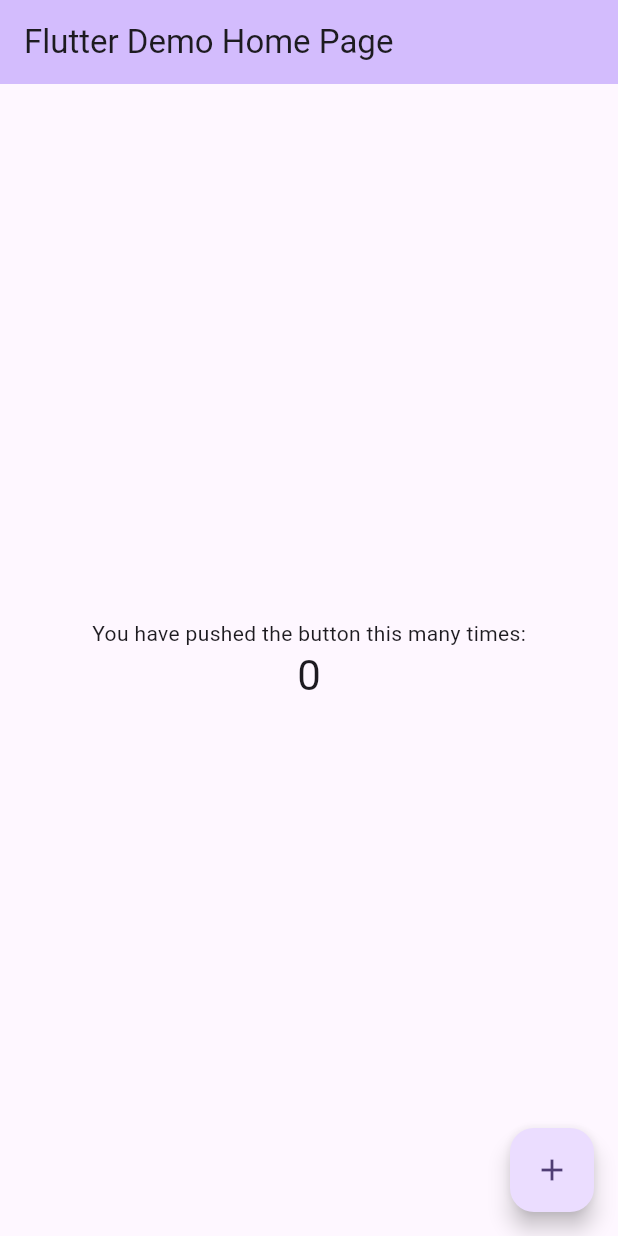
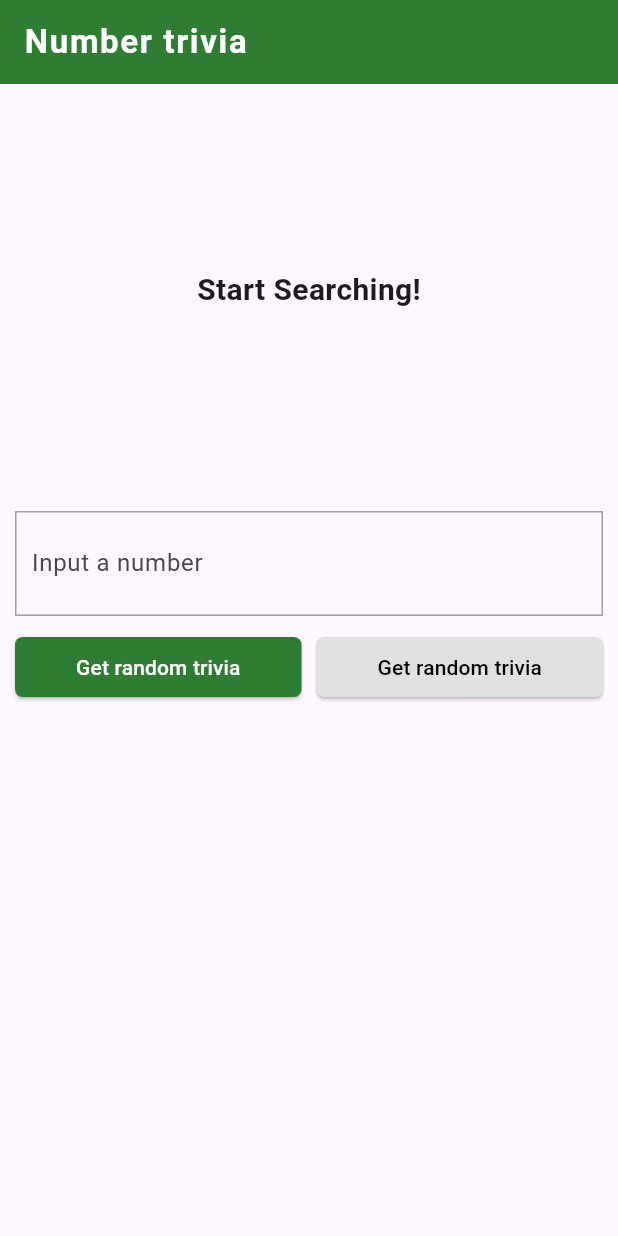
Before and after one commit to sb-dor/flutter_clean_architecture_course, a Flutter app: the screen it shows after launch, on a phone screen of 412 x 824 dp. Run offline on Flutter 3.47's test engine with Material 3 defaults, Android fonts, the phone set to English and light mode, and no system bars; our stand-ins replace bloc, bloc_concurrency, connectivity_plus, dartz, dio, equatable and 3 more.

Commit message:
finished clean architechture project

```diff
--- a/lib/features/number_trivia/presentation/bloc/number_trivia_bloc.dart
+++ b/lib/features/number_trivia/presentation/bloc/number_trivia_bloc.dart
@@ -1,6 +1,7 @@
 import 'dart:async';
 
 import 'package:bloc/bloc.dart';
+import 'package:bloc_concurrency/bloc_concurrency.dart';
 import 'package:equatable/equatable.dart';
 import 'package:flutter_tdd_clean_architecture_course/core/error/failuers.dart';
 import 'package:flutter_tdd_clean_architecture_course/core/utils/string_converter.dart';
@@ -29,7 +30,10 @@ class NumberTriviaBloc extends Bloc<NumberTriviaEvent, NumberTriviaState> {
     _getConcreteNumberTrivia = GetConcreteNumberTrivia(_numberTriviaRepository);
     _getTriviaForRandomNumber = GetRandomNumberTrivial(_numberTriviaRepository);
 
-    on<GetTriviaForConcreteNumber>((event, emit) async {
+    on<GetTriviaForConcreteNumber>(
+      (event, emit) async {
+        emit(LoadingNumberTriviaState());
+
         var data = await _getConcreteNumberTrivia(
             number: _stringConverter.stringConverter(event.numberString));
 
@@ -40,9 +44,14 @@ class NumberTriviaBloc extends Bloc<NumberTriviaEvent, NumberTriviaState> {
             (right) => LoadedNumberTriviaState(trivia: right));
 
         emit(dataFold);
-    });
+      },
+      transformer: droppable(),
+    );
 
-    on<GetTriviaForRandomNumber>((event, emit) async {
+    on<GetTriviaForRandomNumber>(
+      (event, emit) async {
+        emit(LoadingNumberTriviaState());
+
         var data = await _getTriviaForRandomNumber();
 
         var dataFold = data.fold(
@@ -52,7 +61,9 @@ class NumberTriviaBloc extends Bloc<NumberTriviaEvent, NumberTriviaState> {
             (right) => LoadedNumberTriviaState(trivia: right));
 
         emit(dataFold);
-    });
+      },
+      transformer: droppable(),
+    );
   }
 
   String _errorMessage(Failure failure) {
--- /dev/null
+++ b/lib/features/number_trivia/presentation/pages/number_trivia_page/number_trivia_page.dart
@@ -0,0 +1,147 @@
+import 'package:flutter/material.dart';
+import 'package:flutter/services.dart';
+import 'package:flutter_bloc/flutter_bloc.dart';
+import 'package:flutter_tdd_clean_architecture_course/features/number_trivia/presentation/bloc/number_trivia_bloc.dart';
+import 'package:flutter_tdd_clean_architecture_course/features/number_trivia/presentation/pages/number_trivia_page/widgets/el_button_widget.dart';
+
+class NumberTriviaPage extends StatefulWidget {
+  const NumberTriviaPage({super.key});
+
+  @override
+  State<NumberTriviaPage> createState() => _NumberTriviaPageState();
+}
+
+class _NumberTriviaPageState extends State<NumberTriviaPage> {
+  String forNumberTrivia = '1';
+
+  @override
+  Widget build(BuildContext context) {
+    return BlocBuilder<NumberTriviaBloc, NumberTriviaState>(builder: (context, state) {
+      return Scaffold(
+        resizeToAvoidBottomInset: true,
+        appBar: AppBar(
+          scrolledUnderElevation: 0,
+          backgroundColor: Colors.green.shade800,
+          title: const Text(
+            "Number trivia",
+            style: TextStyle(
+              color: Colors.white,
+              fontWeight: FontWeight.bold,
+              letterSpacing: 1.1,
+            ),
+          ),
+        ),
+        body: SingleChildScrollView(
+          child: SizedBox(
+            height: MediaQuery.of(context).size.height,
+            child: Column(
+              children: [
+                Container(
+                  padding: const EdgeInsets.only(left: 10, right: 10),
+                  height: MediaQuery.of(context).size.height / 3,
+                  child: Column(
+                    mainAxisAlignment: MainAxisAlignment.center,
+                    children: [
+                      if (state is EmptyNumberTriviaState)
+                        const Text(
+                          "Start Searching!",
+                          style: TextStyle(
+                            fontWeight: FontWeight.bold,
+                            fontSize: 20,
+                          ),
+                        )
+                      else if (state is ErrorNumberTriviaState)
+                        Text(
+                          state.message,
+                          style: const TextStyle(
+                            fontWeight: FontWeight.bold,
+                            fontSize: 20,
+                          ),
+                        )
+                      else if (state is LoadingNumberTriviaState)
+                        CircularProgressIndicator(
+                          color: Colors.green.shade800,
+                        )
+                      else if (state is LoadedNumberTriviaState)
+                        Column(
+                          crossAxisAlignment: CrossAxisAlignment.center,
+                          children: [
+                            Text(
+                              "${state.trivia.number}",
+                              textAlign: TextAlign.center,
+                              style: const TextStyle(fontWeight: FontWeight.bold, fontSize: 25),
+                            ),
+                            const SizedBox(height: 10),
+                            Text(
+                              "${state.trivia.text}",
+                              textAlign: TextAlign.center,
+                              style: const TextStyle(fontWeight: FontWeight.bold, fontSize: 18),
+                            ),
+                          ],
+                        )
+                    ],
+                  ),
+                ),
+                Expanded(
+                  child: Container(
+                    padding: const EdgeInsets.only(left: 10, right: 10),
+                    child: Column(
+                      children: [
+                        const SizedBox(height: 10),
+                        Container(
+                          width: MediaQuery.of(context).size.width,
+                          height: 70,
+                          decoration: BoxDecoration(
+                            border: Border.all(color: Colors.grey),
+                          ),
+                          child: Center(
+                            child: TextField(
+                              keyboardType: TextInputType.number,
+                              inputFormatters: [
+                                FilteringTextInputFormatter.digitsOnly,
+                              ],
+                              onChanged: (v) => forNumberTrivia = v.trim(),
+                              onTapOutside: (v) => FocusManager.instance.primaryFocus?.unfocus(),
+                              decoration: const InputDecoration(
+                                border: InputBorder.none,
+                                contentPadding: EdgeInsets.only(left: 10),
+                                hintText: "Input a number",
+                              ),
+                            ),
+                          ),
+                        ),
+                        const SizedBox(height: 10),
+                        Row(
+                          crossAxisAlignment: CrossAxisAlignment.start,
+                          children: [
+                            Expanded(
+                              child: ElButtonWidget(
+                                onTap: () => context
+                                    .read<NumberTriviaBloc>()
+                                    .add(GetTriviaForConcreteNumber(forNumberTrivia)),
+                                backgroundColor: Colors.green.shade800,
+                                textColor: Colors.white,
+                              ),
+                            ),
+                            const SizedBox(width: 10),
+                            Expanded(
+                              child: ElButtonWidget(
+                                onTap: () => context
+                                    .read<NumberTriviaBloc>()
+                                    .add(GetTriviaForRandomNumber()),
+                              ),
+                            ),
+                          ],
+                        ),
+                      ],
+                    ),
+                  ),
+                )
+              ],
+            ),
+          ),
+        ),
+      );
+    });
+  }
+}
--- /dev/null
+++ b/lib/features/number_trivia/presentation/pages/number_trivia_page/widgets/el_button_widget.dart
@@ -0,0 +1,33 @@
+import 'package:flutter/material.dart';
+
+class ElButtonWidget extends StatelessWidget {
+  final Color? backgroundColor;
+  final Color? textColor;
+  final VoidCallback onTap;
+
+  const ElButtonWidget({
+    super.key,
+    required this.onTap,
+    this.backgroundColor,
+    this.textColor,
+  });
+
+  @override
+  Widget build(BuildContext context) {
+    return ElevatedButton(
+      style: ButtonStyle(
+        backgroundColor: MaterialStatePropertyAll(backgroundColor ?? Colors.grey.shade300),
+        shape: MaterialStatePropertyAll(
+          RoundedRectangleBorder(
+            borderRadius: BorderRadius.circular(5),
+          ),
+        ),
+      ),
+      onPressed: onTap,
+      child: Text(
+        "Get random trivia",
+        style: TextStyle(color: textColor ?? Colors.black),
+      ),
+    );
+  }
+}
--- a/lib/injection_container.dart
+++ b/lib/injection_container.dart
@@ -17,8 +17,9 @@ Future<void> init() async {
     () => NetworkInfoImpl(Connectivity()),
   );
 
-  locator.registerLazySingletonAsync<SharedPreferences>(
-    () async => await SharedPreferences.getInstance(),
+  var sharedPrefer = await SharedPreferences.getInstance();
+  locator.registerLazySingleton<SharedPreferences>(
+    () => sharedPrefer,
   );
 
   locator.registerLazySingleton<NumberTriviaRemoteDataSource>(
--- a/lib/main.dart
+++ b/lib/main.dart
@@ -1,128 +1,28 @@
 import 'package:flutter/material.dart';
+import 'package:flutter_bloc/flutter_bloc.dart';
+import 'package:flutter_tdd_clean_architecture_course/features/number_trivia/presentation/bloc/number_trivia_bloc.dart';
+import 'package:flutter_tdd_clean_architecture_course/features/number_trivia/presentation/pages/number_trivia_page/number_trivia_page.dart';
 import 'package:flutter_tdd_clean_architecture_course/injection_container.dart';
 
 void main() async {
   WidgetsFlutterBinding.ensureInitialized();
   await init();
-  runApp(const MyApp());
+  runApp(const MainApp());
 }
 
-class MyApp extends StatelessWidget {
-  const MyApp({super.key});
+class MainApp extends StatelessWidget {
+  const MainApp({super.key});
 
-  // This widget is the root of your application.
   @override
   Widget build(BuildContext context) {
-    return MaterialApp(
-      title: 'Flutter Demo',
-      theme: ThemeData(
-        // This is the theme of your application.
-        //
-        // TRY THIS: Try running your application with "flutter run". You'll see
-        // the application has a purple toolbar. Then, without quitting the app,
-        // try changing the seedColor in the colorScheme below to Colors.green
-        // and then invoke "hot reload" (save your changes or press the "hot
-        // reload" button in a Flutter-supported IDE, or press "r" if you used
-        // the command line to start the app).
-        //
-        // Notice that the counter didn't reset back to zero; the application
-        // state is not lost during the reload. To reset the state, use hot
-        // restart instead.
-        //
-        // This works for code too, not just values: Most code changes can be
-        // tested with just a hot reload.
-        colorScheme: ColorScheme.fromSeed(seedColor: Colors.deepPurple),
-        useMaterial3: true,
+    return MultiBlocProvider(
+      providers: [
+        BlocProvider<NumberTriviaBloc>(create: (_) => locator.get<NumberTriviaBloc>()),
+      ],
+      child: const MaterialApp(
+        debugShowCheckedModeBanner: false,
+        home: NumberTriviaPage(),
       ),
-      home: const MyHomePage(title: 'Flutter Demo Home Page'),
     );
   }
 }
-
-class MyHomePage extends StatefulWidget {
-  const MyHomePage({super.key, required this.title});
-
-  // This widget is the home page of your application. It is stateful, meaning
-  // that it has a State object (defined below) that contains fields that affect
-  // how it looks.
-
-  // This class is the configuration for the state. It holds the values (in this
-  // case the title) provided by the parent (in this case the App widget) and
-  // used by the build method of the State. Fields in a Widget subclass are
-  // always marked "final".
-
-  final String title;
-
-  @override
-  State<MyHomePage> createState() => _MyHomePageState();
-}
-
-class _MyHomePageState extends State<MyHomePage> {
-  int _counter = 0;
-
-  void _incrementCounter() {
-    setState(() {
-      // This call to setState tells the Flutter framework that something has
-      // changed in this State, which causes it to rerun the build method below
-      // so that the display can reflect the updated values. If we changed
-      // _counter without calling setState(), then the build method would not be
-      // called again, and so nothing would appear to happen.
-      _counter++;
-    });
-  }
-
-  @override
-  Widget build(BuildContext context) {
-    // This method is rerun every time setState is called, for instance as done
-    // by the _incrementCounter method above.
-    //
-    // The Flutter framework has been optimized to make rerunning build methods
-    // fast, so that you can just rebuild anything that needs updating rather
-    // than having to individually change instances of widgets.
-    return Scaffold(
-      appBar: AppBar(
-        // TRY THIS: Try changing the color here to a specific color (to
-        // Colors.amber, perhaps?) and trigger a hot reload to see the AppBar
-        // change color while the other colors stay the same.
-        backgroundColor: Theme.of(context).colorScheme.inversePrimary,
-        // Here we take the value from the MyHomePage object that was created by
-        // the App.build method, and use it to set our appbar title.
-        title: Text(widget.title),
-      ),
-      body: Center(
-        // Center is a layout widget. It takes a single child and positions it
-        // in the middle of the parent.
-        child: Column(
-          // Column is also a layout widget. It takes a list of children and
-          // arranges them vertically. By default, it sizes itself to fit its
-          // children horizontally, and tries to be as tall as its parent.
-          //
-          // Column has various properties to control how it sizes itself and
-          // how it positions its children. Here we use mainAxisAlignment to
-          // center the children vertically; the main axis here is the vertical
-          // axis because Columns are vertical (the cross axis would be
-          // horizontal).
-          //
-          // TRY THIS: Invoke "debug painting" (choose the "Toggle Debug Paint"
-          // action in the IDE, or press "p" in the console), to see the
-          // wireframe for each widget.
-          mainAxisAlignment: MainAxisAlignment.center,
-          children: <Widget>[
-            const Text(
-              'You have pushed the button this many times:',
-            ),
-            Text(
-              '$_counter',
-              style: Theme.of(context).textTheme.headlineMedium,
-            ),
-          ],
-        ),
-      ),
-      floatingActionButton: FloatingActionButton(
-        onPressed: _incrementCounter,
-        tooltip: 'Increment',
-        child: const Icon(Icons.add),
-      ), // This trailing comma makes auto-formatting nicer for build methods.
-    );
-  }
-}
--- a/pubspec.yaml
+++ b/pubspec.yaml
@@ -45,6 +45,8 @@ dependencies:
   dio: ^5.4.0
 
   shared_preferences: ^2.2.2
+
+  bloc_concurrency: ^0.2.3
 
 
   # The following adds the Cupertino Icons font to your application.
```
Also changed, not shown: pubspec.lock. Lines whose indentation alone changed are shown as unchanged.
